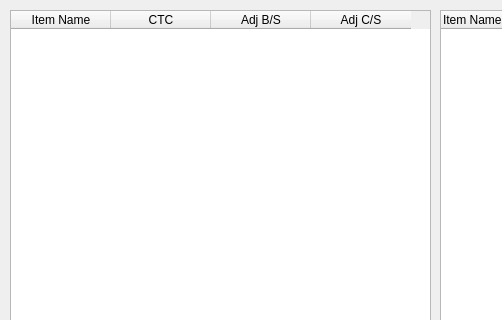
Old version of the form WatchlistTabWidget.ui in the repository KyleDanielSalter/CFlip; both pictures show x 0 to 502 and y 0 to 320 of the 878 by 443 pixel window.
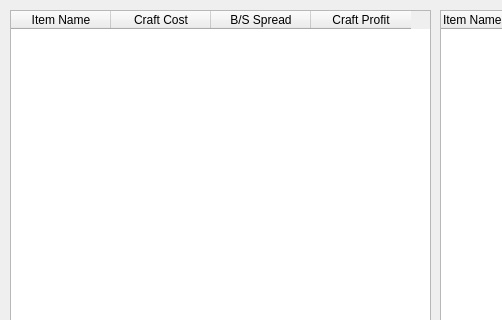
New version of the form.

```diff
--- a/WatchlistTabWidget.ui
+++ b/WatchlistTabWidget.ui
@@ -34,6 +34,9 @@
    <property name="alternatingRowColors">
     <bool>true</bool>
    </property>
+   <attribute name="verticalHeaderMinimumSectionSize">
+    <number>20</number>
+   </attribute>
    <column>
     <property name="text">
      <string>Item Name</string>
@@ -41,17 +44,17 @@
    </column>
    <column>
     <property name="text">
-     <string>CTC</string>
+     <string>Craft Cost</string>
     </property>
    </column>
    <column>
     <property name="text">
-     <string>Adj B/S</string>
+     <string>B/S Spread</string>
     </property>
    </column>
    <column>
     <property name="text">
-     <string>Adj C/S</string>
+     <string>Craft Profit</string>
     </property>
    </column>
   </widget>
```
